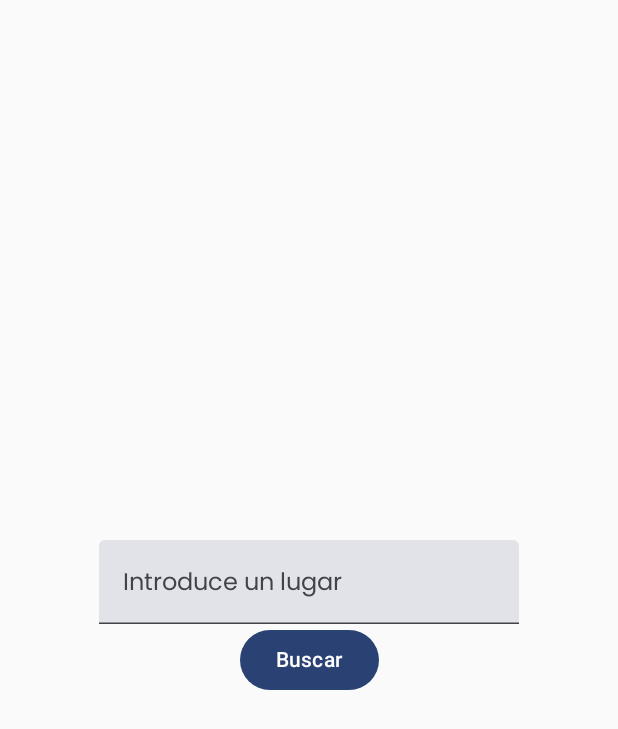
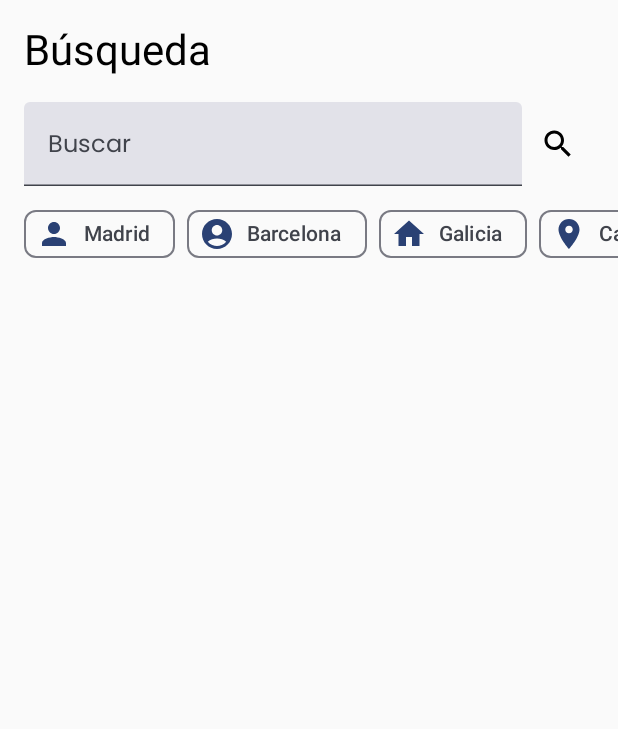
Before and after one commit to beamm536/tfgViajes, an Android app built with Jetpack Compose: the screen it shows after launch (MainActivity), on a phone screen of 412 x 824 dp. Shown: the top 729 px of the screen. Run offline under Robolectric (Android 15) with nearby library versions, the phone set to English and light mode, and no system bars; our stand-ins replace Firebase (no records; nobody signed in at launch, a user with empty details on screens opened directly); pictures from the network do not load.

Commit message:
faltan las querys de los filtros, que se unifiquien o no con lo que el usuario ha puesto en la barra
letss gooo! 🚀

```diff
--- a/app/build.gradle.kts
+++ b/app/build.gradle.kts
@@ -76,6 +76,8 @@ dependencies {
     implementation(libs.androidx.espresso.core)
     implementation(libs.firebase.auth.ktx) //libreria para auth
     implementation(libs.firebase.firestore.ktx)
+    implementation(libs.androidx.ui.test.android)
+    implementation(libs.androidx.foundation.android)
 
     testImplementation(libs.junit)
     androidTestImplementation(libs.androidx.junit)
--- /dev/null
+++ b/app/src/main/java/com/appclass/myapplication/ui/screens/mapbox/Filter.kt
@@ -0,0 +1,9 @@
+package com.appclass.myapplication.ui.screens.mapbox
+
+import androidx.compose.ui.graphics.vector.ImageVector
+
+data class Filter(
+    val name: String,
+    val icon: ImageVector,
+    val isSelected: Boolean = false
+)
--- a/app/src/main/java/com/appclass/myapplication/ui/screens/mapbox/MapBox.kt
+++ b/app/src/main/java/com/appclass/myapplication/ui/screens/mapbox/MapBox.kt
@@ -3,10 +3,25 @@ package com.appclass.myapplication.ui.screens.mapbox
 
 import androidx.compose.foundation.layout.Box
 import androidx.compose.foundation.layout.Column
+import androidx.compose.foundation.layout.PaddingValues
+import androidx.compose.foundation.layout.Row
+import androidx.compose.foundation.layout.Spacer
 import androidx.compose.foundation.layout.fillMaxSize
+import androidx.compose.foundation.layout.fillMaxWidth
+import androidx.compose.foundation.layout.height
+import androidx.compose.foundation.layout.padding
 import androidx.compose.foundation.lazy.LazyColumn
+import androidx.compose.foundation.lazy.LazyRow
 import androidx.compose.foundation.lazy.items
+import androidx.compose.material.icons.Icons
+import androidx.compose.material.icons.filled.List
+import androidx.compose.material.icons.filled.Search
 import androidx.compose.material3.Button
+import androidx.compose.material3.Card
+import androidx.compose.material3.FilterChip
+import androidx.compose.material3.Icon
+import androidx.compose.material3.IconButton
+import androidx.compose.material3.MaterialTheme
 import androidx.compose.material3.Text
 import androidx.compose.material3.TextField
 import androidx.compose.runtime.Composable
@@ -17,6 +32,8 @@ import androidx.compose.runtime.remember
 import androidx.compose.runtime.setValue
 import androidx.compose.ui.Alignment
 import androidx.compose.ui.Modifier
+import androidx.compose.ui.test.isSelected
+import androidx.compose.ui.unit.dp
 import androidx.lifecycle.viewmodel.compose.viewModel
 import androidx.navigation.NavController
 import coil.compose.AsyncImage
@@ -88,42 +105,135 @@ fun MapBox(navController: NavController, viewModel: MapBoxViewModel) {
     val geocodingResult = viewModel.geocodingResult.collectAsState()
     val staticMapUrl by viewModel.staticMapUrl.collectAsState()
 
-    Box(
-        modifier = Modifier.fillMaxSize(),
-        contentAlignment = Alignment.Center
-    ) {
-        Column(
-            horizontalAlignment = Alignment.CenterHorizontally // Opcional, centra contenido horizontalmente dentro de la Column
-        ) {
-        TextField(
-            value = query,
-            onValueChange = { query = it },
-            label = { Text("Introduce un lugar") }
+
+    Column(modifier = Modifier.fillMaxSize()) {
+
+        // Titulo
+        Text(
+            text = "Búsqueda",
+            style = MaterialTheme.typography.headlineMedium,
+            modifier = Modifier.padding(16.dp)
         )
 
-        Button(onClick = { viewModel.fetchGeocoding(query) }) {
-            Text("Buscar")
-        }
-
-        LazyColumn {
-            items(geocodingResult.value?.features ?: emptyList()) { feature ->
-                Text(text = feature.placeName)
+        // Search + Filtros Icon
+        Row(
+            modifier = Modifier
+                .fillMaxWidth()
+                .padding(horizontal = 16.dp),
+            verticalAlignment = Alignment.CenterVertically
+        ) {
+            TextField(
+                value = viewModel.query,
+                onValueChange = {
+                    viewModel.onQueryChanged(it)
+                    viewModel.fetchGeocoding(it)
+                },
+                placeholder = { Text("Buscar") },
+                modifier = Modifier.weight(1f)
+            )
+            IconButton(onClick = { viewModel.fetchGeocoding((viewModel.query)) }) {
+                Icon(Icons.Default.Search, contentDescription = "Búsqueda manual")
             }
         }
 
+        Spacer(modifier = Modifier.height(8.dp))
+
+        // Filtros horizontales
+        LazyRow(
+            contentPadding = PaddingValues(horizontal = 16.dp)
+        ) {
+            items(viewModel.filters) { filter ->
+                FilterChip(
+                    selected = filter.isSelected,
+                    onClick = {
+                        viewModel.onFilterSelected(filter)
+                        viewModel.fetchGeocoding(viewModel.query) // busca con filtros actualizados
+                    },
+                    label = { Text(filter.name) },
+                    leadingIcon = { Icon(filter.icon, contentDescription = null) },
+                    modifier = Modifier.padding(end = 8.dp)
+                )
+            }
+        }
+
+        Spacer(modifier = Modifier.height(16.dp))
+
+        // Mapa
         staticMapUrl?.let { url ->
             AsyncImage(
                 model = url,
-                contentDescription = "Mapa Estático"
+                contentDescription = "Mapa",
+                modifier = Modifier
+                    .fillMaxWidth()
+                    .height(250.dp)
+                    .padding(horizontal = 16.dp)
             )
         }
-//        geocodingResult.value?.features?.forEach { feature ->
-//            Text(text = feature.placeName) //mostramos el nombre del lugar
-//        }
-        /**
-         * el problema de que esto estuviera mal, era la importación de Feature en Geocoding
-         */
 
+        Spacer(modifier = Modifier.height(16.dp))
+
+        // Resultados
+        LazyColumn(
+            modifier = Modifier.padding(horizontal = 16.dp)
+        ) {
+            items(geocodingResult.value?.features ?: emptyList()){ feature ->
+                PlaceCard(feature.placeName)
+            }
         }
     }
 }
+
+@Composable
+fun PlaceCard(name: String) {
+    Card(
+        modifier = Modifier
+            .fillMaxWidth()
+            .padding(vertical = 8.dp)
+    ) {
+        Column(
+            modifier = Modifier.padding(16.dp)
+        ) {
+            Text(text = name, style = MaterialTheme.typography.bodyLarge)
+            Text(text = "Ubicación...", style = MaterialTheme.typography.bodySmall)
+        }
+    }
+}
+
+//    Box(
+//        modifier = Modifier.fillMaxSize(),
+//        contentAlignment = Alignment.Center
+//    ) {
+//        Column(
+//            horizontalAlignment = Alignment.CenterHorizontally // Opcional, centra contenido horizontalmente dentro de la Column
+//        ) {
+//        TextField(
+//            value = query,
+//            onValueChange = { query = it },
+//            label = { Text("Introduce un lugar") }
+//        )
+//
+//        Button(onClick = { viewModel.fetchGeocoding(query) }) {
+//            Text("Buscar")
+//        }
+//
+//        LazyColumn {
+//            items(geocodingResult.value?.features ?: emptyList()) { feature ->
+//                Text(text = feature.placeName)
+//            }
+//        }
+//
+//        staticMapUrl?.let { url ->
+//            AsyncImage(
+//                model = url,
+//                contentDescription = "Mapa Estático"
+//            )
+//        }
+////        geocodingResult.value?.features?.forEach { feature ->
+////            Text(text = feature.placeName) //mostramos el nombre del lugar
+////        }
+//        /**
+//         * el problema de que esto estuviera mal, era la importación de Feature en Geocoding
+//         */
+//
+//        }
+//    }
--- a/app/src/main/java/com/appclass/myapplication/ui/screens/mapbox/MapBoxViewModel.kt
+++ b/app/src/main/java/com/appclass/myapplication/ui/screens/mapbox/MapBoxViewModel.kt
@@ -1,6 +1,14 @@
 package com.appclass.myapplication.ui.screens.mapbox
 
 import android.util.Log
+import androidx.compose.material.icons.Icons
+import androidx.compose.material.icons.filled.AccountCircle
+import androidx.compose.material.icons.filled.Home
+import androidx.compose.material.icons.filled.LocationOn
+import androidx.compose.material.icons.filled.Person
+import androidx.compose.runtime.getValue
+import androidx.compose.runtime.mutableStateOf
+import androidx.compose.runtime.setValue
 import androidx.lifecycle.ViewModel
 import androidx.lifecycle.viewModelScope
 import androidx.lifecycle.viewmodel.compose.viewModel
@@ -16,11 +24,39 @@ class MapBoxViewModel(
     private val staticImagesRepository: MapBoxStaticImagesRepository
 ): ViewModel() {
 
+    //barra de filtros-buscador
+    var query by mutableStateOf("")
+        private set
+
+    fun onQueryChanged(newQuery: String) {
+        query = newQuery
+    }
+
+    var filters by mutableStateOf(
+        listOf(
+            Filter("Madrid", Icons.Default.Person),
+            Filter("Barcelona", Icons.Default.AccountCircle),
+            Filter("Galicia", Icons.Default.Home),
+            Filter("Cascada", Icons.Default.LocationOn)
+        )
+    )
+        private set
+
+    fun onFilterSelected(filter: Filter) {
+        filters = filters.map {
+            if (it == filter) it.copy(isSelected = !it.isSelected) else it
+        }
+    }
+
+
+
     private val _geocodingResult = MutableStateFlow<GeocodingResponse?>(null)
     val geocodingResult: StateFlow<GeocodingResponse?> = _geocodingResult
 
     private val _staticMapUrl = MutableStateFlow<String?>(null)
     val staticMapUrl: StateFlow<String?> = _staticMapUrl
+
+
 
 //    fun fetchGeocoding(query: String) {
 //        viewModelScope.launch {
@@ -46,7 +82,7 @@ fun fetchGeocoding(query: String) {
                 val lon = feature.center[0]
                 val lat = feature.center[1]
 
-                fetchStaticMap(lon, lat) // <- Aquí llamas a tu mapa estático
+                fetchStaticMap(lon, lat)
             }
 
         } catch (e: Exception) {
--- a/gradle/libs.versions.toml
+++ b/gradle/libs.versions.toml
@@ -14,6 +14,8 @@ runtimeLivedata = "1.7.7"
 firebaseAuthKtx = "23.1.0"
 firebaseFirestoreKtx = "25.1.1"
 mediationTestSuite = "3.0.0"
+uiTestAndroid = "1.7.8"
+foundationAndroid = "1.7.2"
 
 [libraries]
 androidx-core-ktx = { group = "androidx.core", name = "core-ktx", version.ref = "coreKtx" }
@@ -35,6 +37,8 @@ androidx-navigation-compose = { group = "androidx.navigation", name = "navigatio
 androidx-runtime-livedata = { group = "androidx.compose.runtime", name = "runtime-livedata", version.ref = "runtimeLivedata" }
 firebase-auth-ktx = { group = "com.google.firebase", name = "firebase-auth-ktx", version.ref = "firebaseAuthKtx" }
 firebase-firestore-ktx = { group = "com.google.firebase", name = "firebase-firestore-ktx", version.ref = "firebaseFirestoreKtx" }
+androidx-ui-test-android = { group = "androidx.compose.ui", name = "ui-test-android", version.ref = "uiTestAndroid" }
+androidx-foundation-android = { group = "androidx.compose.foundation", name = "foundation-android", version.ref = "foundationAndroid" }
 
 [plugins]
 android-application = { id = "com.android.application", version.ref = "agp" }
```
